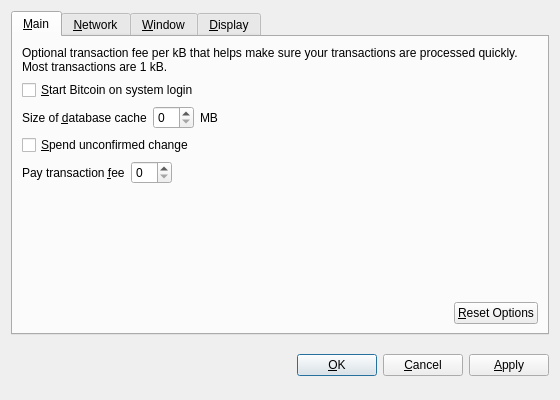
First picture: the form in src/qt/forms/optionsdialog.ui, repository Max-Coin/maxcoin-dev-staging, before the edit.
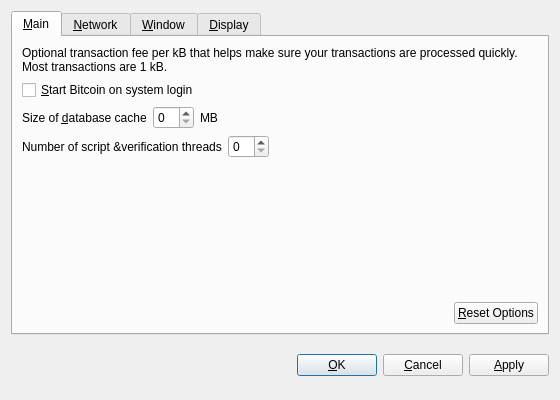
Second picture: the form after the edit. Custom widgets are drawn as their Qt base class.

```diff
--- a/src/qt/forms/optionsdialog.ui
+++ b/src/qt/forms/optionsdialog.ui
@@ -97,27 +97,17 @@
         </layout>
        </item>
        <item>
-        <widget class="QCheckBox" name="spendZeroConfChange">
-         <property name="toolTip">
-          <string>If you disable the spending of unconfirmed change, the change from a transaction cannot be used until that transaction has at least one confirmation. This also affects how your balance is computed.</string>
-         </property>
-         <property name="text">
-          <string>&amp;Spend unconfirmed change</string>
-         </property>
-        </widget>
-       </item>
-       <item>
-        <layout class="QHBoxLayout" name="horizontalLayout_1_Main">
+        <layout class="QHBoxLayout" name="horizontalLayout_3_Main">
          <item>
-          <widget class="QLabel" name="transactionFeeLabel">
+          <widget class="QLabel" name="threadsScriptVerifLabel">
            <property name="text">
-            <string>Pay transaction &amp;fee</string>
+            <string>Number of script &amp;verification threads</string>
            </property>
            <property name="textFormat">
             <enum>Qt::PlainText</enum>
            </property>
            <property name="buddy">
-            <cstring>transactionFee</cstring>
+            <cstring>threadsScriptVerif</cstring>
            </property>
           </widget>
          </item>
@@ -125,7 +115,7 @@
           <widget class="BitcoinAmountField" name="transactionFee"/>
          </item>
          <item>
-          <spacer name="horizontalSpacer_1_Main">
+          <spacer name="horizontalSpacer_3_Main">
            <property name="orientation">
             <enum>Qt::Horizontal</enum>
            </property>
```
